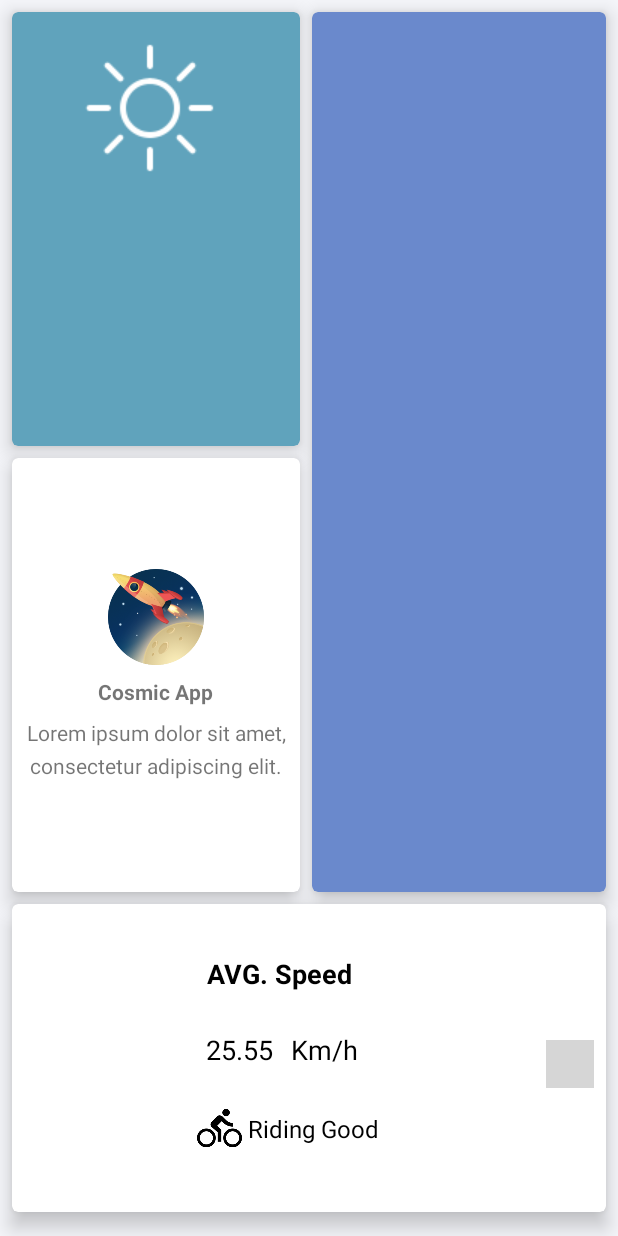
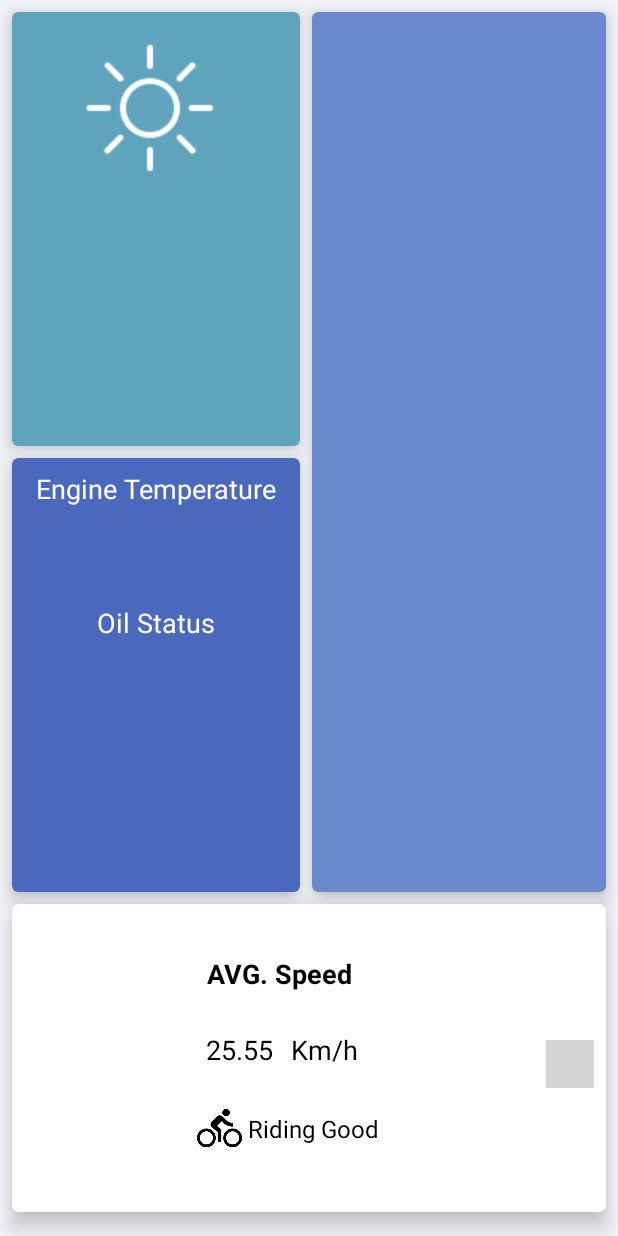
Before and after one commit to Rashmiranjan00/My-Bike, an Android app: the fragment DashboardFragment shown on its own in the app's theme, on a phone screen of 412 x 824 dp. Run offline under Robolectric (Android 15) with nearby library versions, the phone set to English and light mode, and no system bars; our stand-ins replace Firebase (no records; nobody signed in at launch, a user with empty details on screens opened directly), Volley; libraries missing offline, so code that uses them is left out: com.github.anastr.speedviewlib; plain views replace SpeedView; network calls fail; 4 statements that could not run were skipped; grey boxes are pictures that could not be loaded.

Commit message:
Engine temperature and oil status data fetched from database

```diff
--- a/app/src/main/java/com/zerobug/unite/mybike/DashboardFragment.java
+++ b/app/src/main/java/com/zerobug/unite/mybike/DashboardFragment.java
@@ -11,6 +11,7 @@ import android.location.Location;
 import android.location.LocationListener;
 import android.location.LocationManager;
 import android.os.Bundle;
+import android.support.annotation.NonNull;
 import android.support.v4.app.ActivityCompat;
 import android.support.v4.app.Fragment;
 import android.util.Log;
@@ -26,8 +27,11 @@ import com.android.volley.VolleyError;
 import com.android.volley.toolbox.JsonObjectRequest;
 import com.github.anastr.speedviewlib.SpeedView;
 import com.google.firebase.FirebaseApp;
+import com.google.firebase.database.DataSnapshot;
+import com.google.firebase.database.DatabaseError;
 import com.google.firebase.database.DatabaseReference;
 import com.google.firebase.database.FirebaseDatabase;
+import com.google.firebase.database.ValueEventListener;
 
 import org.json.JSONArray;
 import org.json.JSONException;
@@ -43,7 +47,9 @@ public class DashboardFragment extends Fragment implements LocationListener {
     private View mDashboardView;
     private SpeedView speedoMeter;
 
-    private DatabaseReference mDatabase;
+    private FirebaseDatabase mDatabase;
+    private DatabaseReference mRef;
+    private ValueEventListener mPostListner;
 
     private String baseURL = "http://api.openweathermap.org/data/2.5/weather?q=";
     private String API = "&APPID=ce0561bfb7f85db1240dbe34ead1561d";
@@ -52,9 +58,9 @@ public class DashboardFragment extends Fragment implements LocationListener {
     private Location location;
 
     double lat, lng;
-    String city, myURL;
+    String city, myURL, engTemp, turbidity;
 
-    private TextView temp, wType, wCity;
+    private TextView temp, wType, wCity, eTemp, eOil;
 
     public DashboardFragment() {
 
@@ -69,9 +75,13 @@ public class DashboardFragment extends Fragment implements LocationListener {
         temp = mDashboardView.findViewById(R.id.temp);
         wType = mDashboardView.findViewById(R.id.wType);
         wCity = mDashboardView.findViewById(R.id.city);
+        eTemp = mDashboardView.findViewById(R.id.eng_temp);
+        eOil = mDashboardView.findViewById(R.id.engOil);
 
-//        mDatabase = FirebaseDatabase.getInstance().getReference("test");
+        mDatabase = FirebaseDatabase.getInstance();
+        mRef = mDatabase.getReference();
 //        mDatabase.setValue("Rashmiranjan");
+
 
         speedoMeter = mDashboardView.findViewById(R.id.speedView);
         speedoMeter.speedTo(50, 4000);
@@ -97,6 +107,50 @@ public class DashboardFragment extends Fragment implements LocationListener {
         getWeather();
 
         return mDashboardView;
+    }
+
+    @Override
+    public void onStart() {
+        super.onStart();
+
+        getEngineTemperature();
+        getTurbidityData();
+    }
+
+    private void getTurbidityData() {
+
+        mRef.child("turbidity").addValueEventListener(new ValueEventListener() {
+            @Override
+            public void onDataChange(@NonNull DataSnapshot dataSnapshot) {
+                turbidity = dataSnapshot.getValue().toString();
+                Log.d("Engine Oil", turbidity);
+                eOil.setText(turbidity);
+            }
+
+            @Override
+            public void onCancelled(@NonNull DatabaseError databaseError) {
+
+            }
+        });
+
+    }
+
+    private void getEngineTemperature() {
+
+        mRef.child("temp").addValueEventListener(new ValueEventListener() {
+            @Override
+            public void onDataChange(@NonNull DataSnapshot dataSnapshot) {
+                engTemp = dataSnapshot.getValue().toString();
+                Log.d("Engine Temperature", engTemp);
+                eTemp.setText(engTemp);
+            }
+
+            @Override
+            public void onCancelled(@NonNull DatabaseError databaseError) {
+
+            }
+        });
+
     }
 
     private void getWeather() {
--- a/app/src/main/res/layout/fragment_dashboard.xml
+++ b/app/src/main/res/layout/fragment_dashboard.xml
@@ -198,36 +198,34 @@
                 android:id="@+id/city"
                 android:layout_width="wrap_content"
                 android:layout_height="wrap_content"
-                android:layout_marginTop="16dp"
+                android:layout_marginTop="8dp"
+                android:layout_marginBottom="8dp"
                 android:text=""
                 android:textColor="#fff"
                 android:textSize="18sp"
+                app:layout_constraintBottom_toBottomOf="parent"
                 app:layout_constraintEnd_toEndOf="parent"
                 app:layout_constraintStart_toStartOf="parent"
-                app:layout_constraintTop_toBottomOf="@+id/ico" />
+                app:layout_constraintTop_toBottomOf="@+id/wType" />
 
             <TextView
                 android:id="@+id/temp"
                 android:layout_width="wrap_content"
                 android:layout_height="wrap_content"
                 android:layout_marginTop="16dp"
+                android:textColor="#fff"
                 android:textSize="34sp"
-                android:textColor="#fff"
                 app:layout_constraintEnd_toEndOf="parent"
                 app:layout_constraintStart_toStartOf="parent"
-                app:layout_constraintTop_toBottomOf="@+id/city" />
+                app:layout_constraintTop_toBottomOf="@+id/ico" />
 
             <TextView
                 android:id="@+id/wType"
                 android:layout_width="wrap_content"
                 android:layout_height="wrap_content"
-                android:layout_marginStart="8dp"
                 android:layout_marginTop="8dp"
-                android:layout_marginEnd="8dp"
-                android:layout_marginBottom="8dp"
                 android:textColor="#fff"
-                android:textSize="18sp"
-                app:layout_constraintBottom_toBottomOf="parent"
+                android:textSize="22sp"
                 app:layout_constraintEnd_toEndOf="parent"
                 app:layout_constraintStart_toStartOf="parent"
                 app:layout_constraintTop_toBottomOf="@+id/temp" />
@@ -250,39 +248,62 @@
         android:foreground="?attr/selectableItemBackground"
         android:padding="8dp"
         app:cardElevation="8dp"
+        app:cardBackgroundColor="#4a69bd"
         app:layout_constraintBottom_toTopOf="@+id/cardBottom"
         app:layout_constraintEnd_toStartOf="@+id/cardRight"
         app:layout_constraintStart_toStartOf="parent"
         app:layout_constraintTop_toBottomOf="@+id/cardLeftTop">
-
-        <LinearLayout
+        <android.support.constraint.ConstraintLayout
             android:layout_width="match_parent"
-            android:layout_height="match_parent"
-            android:gravity="center"
-            android:orientation="vertical">
-
-            <ImageView
-                android:layout_width="wrap_content"
-                android:layout_height="64dp"
-                android:src="@drawable/rocket" />
+            android:layout_height="match_parent">
 
             <TextView
+                android:id="@+id/textView3"
                 android:layout_width="wrap_content"
                 android:layout_height="wrap_content"
                 android:layout_marginTop="8dp"
-                android:text="Cosmic App"
-                android:textStyle="bold" />
+                android:text="Engine Temperature"
+                android:textColor="#fff"
+                android:textSize="18sp"
+                app:layout_constraintEnd_toEndOf="parent"
+                app:layout_constraintStart_toStartOf="parent"
+                app:layout_constraintTop_toTopOf="parent" />
 
             <TextView
+                android:id="@+id/eng_temp"
                 android:layout_width="wrap_content"
                 android:layout_height="wrap_content"
-                android:layout_marginTop="8dp"
-                android:gravity="center"
-                android:lineSpacingExtra="6dp"
-                android:text="Lorem ipsum dolor sit amet, consectetur adipiscing elit." />
+                android:layout_marginTop="16dp"
+                android:text=""
+                android:textColor="#fff"
+                android:textSize="18sp"
+                app:layout_constraintEnd_toEndOf="parent"
+                app:layout_constraintStart_toStartOf="parent"
+                app:layout_constraintTop_toBottomOf="@+id/textView3" />
 
+            <TextView
+                android:id="@+id/textView4"
+                android:layout_width="wrap_content"
+                android:layout_height="wrap_content"
+                android:text="Oil Status"
+                android:textColor="#fff"
+                android:textSize="18sp"
+                android:layout_marginTop="24dp"
+                app:layout_constraintEnd_toEndOf="parent"
+                app:layout_constraintStart_toStartOf="parent"
+                app:layout_constraintTop_toBottomOf="@+id/eng_temp" />
 
-        </LinearLayout>
+            <TextView
+                android:id="@+id/engOil"
+                android:layout_width="wrap_content"
+                android:layout_height="wrap_content"
+                android:layout_marginTop="16dp"
+                android:textColor="#fff"
+                android:textSize="24sp"
+                app:layout_constraintEnd_toEndOf="parent"
+                app:layout_constraintStart_toStartOf="parent"
+                app:layout_constraintTop_toBottomOf="@+id/textView4" />
+        </android.support.constraint.ConstraintLayout>
 
     </android.support.design.card.MaterialCardView>
 
```
